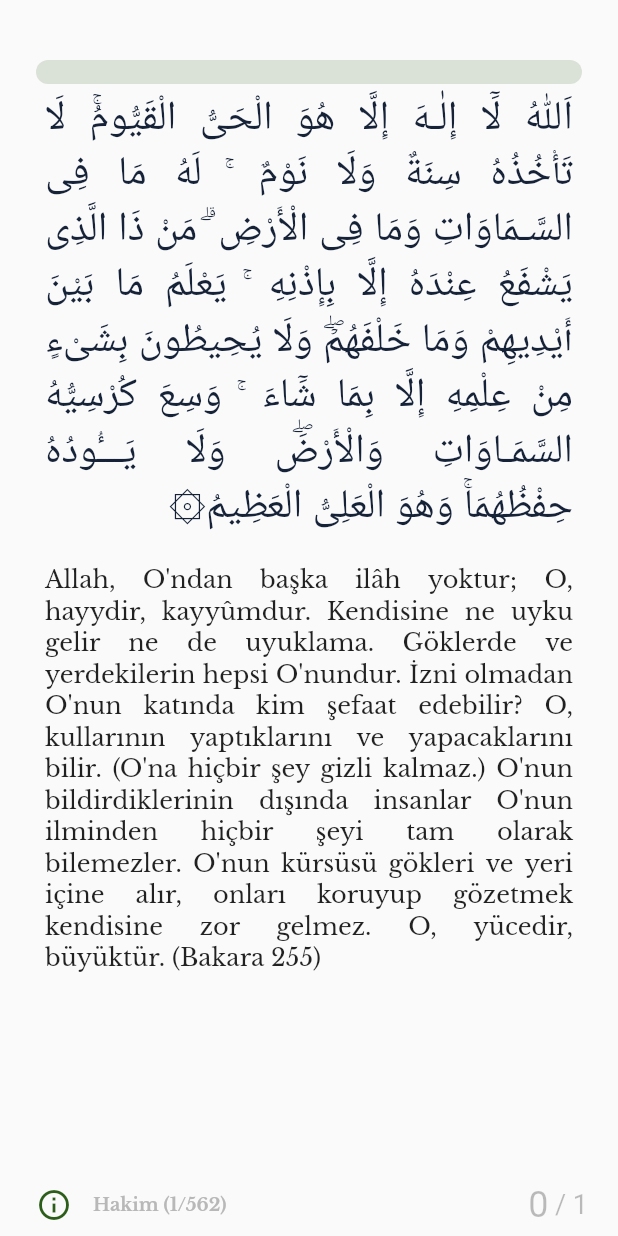
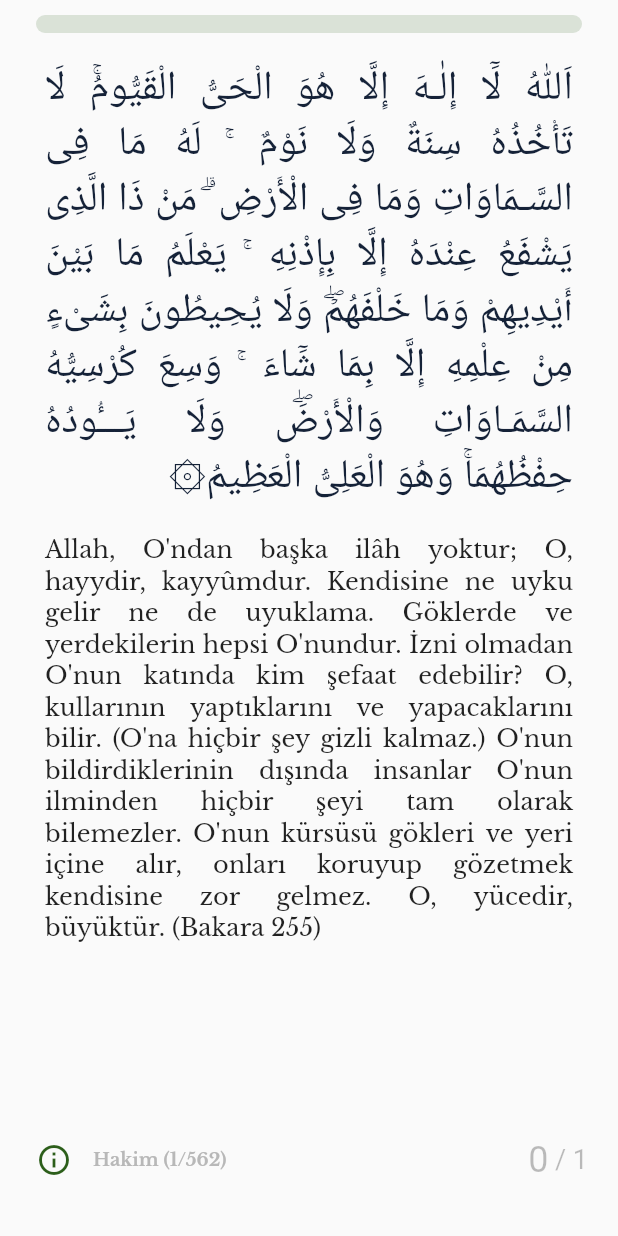
Before and after one commit to embeddeddreams/zakir, a Flutter app: the screen it shows after launch, after a tap on "Sabah Zikirleri", on a phone screen of 412 x 824 dp. Run offline on Flutter 3.47's test engine with Material 2 defaults, Android fonts, the phone set to English and light mode, and no system bars; drawn by our look-alikes of sliding_up_panel; our stand-ins replace audioplayers, flutter_local_notifications, google_fonts, shared_preferences; Roboto replaces fonts that are missing (Amiri).

Commit message:
ZlistItem added, SafeArea added

```diff
--- a/lib/src/pages/app_page.dart
+++ b/lib/src/pages/app_page.dart
@@ -107,7 +107,7 @@ class _AppPageState extends State<AppPage> {
         title: Text('Program'),
       ),
       BottomNavigationBarItem(
-        icon: Icon(Icons.settings),
+        icon: Icon(Icons.person),
         title: Text('Hesabım'),
       ),
     ];
--- a/lib/src/pages/list_page.dart
+++ b/lib/src/pages/list_page.dart
@@ -2,7 +2,9 @@ import 'package:flutter/material.dart';
 import 'package:shared_preferences/shared_preferences.dart';
 import 'package:zakir/constants.dart';
 import 'package:zakir/src/models/enums.dart';
+import 'package:zakir/src/models/enums.dart';
 import 'package:zakir/src/pages/zikir.dart';
+import 'package:zakir/src/widgets/z_list_item.dart';
 
 class Zikir {
   // final List<int> type;
@@ -79,22 +81,31 @@ class _ListPageState extends State<ListPage> with TickerProviderStateMixin {
                   children: <Widget>[
                     ListView(
                       children: <Widget>[
-                        _listItem(
+                        ZListItem(
                           "Uyanınca Yapılan Zikirler",
                           ZikirType.Awakening.index,
                           AppIcons.awakening,
+                          onTap: () {
+                            _goToZikir(ZikirType.Awakening.index);
+                          },
                         ),
-                        _listItem(
+                        ZListItem(
                           "Sabah Zikirleri",
                           ZikirType.Morning.index,
                           AppIcons.morning,
                           subtitle: "Sabah namazı ile öğle namazı arasında",
+                          onTap: () {
+                            _goToZikir(ZikirType.Morning.index);
+                          },
                         ),
-                        _listItem(
+                        ZListItem(
                           "Akşam Zikirleri",
                           ZikirType.Evening.index,
                           AppIcons.evening,
                           subtitle: "İkindi kerahet vakti girmesinden itibaren",
+                          onTap: () {
+                            _goToZikir(ZikirType.Evening.index);
+                          },
                         ),
                         // FlatButton(
                         //   child: Text(
@@ -151,15 +162,26 @@ class _ListPageState extends State<ListPage> with TickerProviderStateMixin {
                   children: <Widget>[
                     ListView(
                       children: <Widget>[
-                        _listItem(
+                        ZListItem(
                           "Üzüntü ve Keder Anında Yapılan Dualar",
                           ZikirType.Sadness.index,
                           AppIcons.sadness,
+                          onTap: () {
+                            _goToZikir(ZikirType.Sadness.index);
+                          },
                         ),
-                        _listItem(
+                        // _listItem(
+                        //   "Üzüntü ve Keder Anında Yapılan Dualar",
+                        //   ZikirType.Sadness.index,
+                        //   AppIcons.sadness,
+                        // ),
+                        ZListItem(
                           "Sıkıntı Anında Yapılan Dualar",
                           ZikirType.Trouble.index,
                           AppIcons.trouble,
+                          onTap: () {
+                            _goToZikir(ZikirType.Trouble.index);
+                          },
                         ),
                       ],
                     ),
@@ -210,6 +232,19 @@ class _ListPageState extends State<ListPage> with TickerProviderStateMixin {
     );
   }
 
+  _goToZikir(int typeIndex) {
+    _saveLastType(typeIndex);
+    Navigator.of(context)
+        .push(
+      MaterialPageRoute(
+        builder: (BuildContext context) => ZikirPage(type: typeIndex),
+      ),
+    )
+        .then((_) {
+      _getLastPosition();
+    });
+  }
+
   _saveLastType(int typeIndex) async {
     SharedPreferences instances = await SharedPreferences.getInstance();
     instances.setInt('lastZikirType', typeIndex);
--- a/lib/src/pages/zikir.dart
+++ b/lib/src/pages/zikir.dart
@@ -77,7 +77,8 @@ class _ZikirPageState extends State<ZikirPage> {
     ));
     return Scaffold(
       key: _scaffoldKey,
-      body: SlidingUpPanel(
+      body: SafeArea(
+        child: SlidingUpPanel(
           controller: _pc,
           maxHeight: 100,
           minHeight: 0,
@@ -105,7 +106,7 @@ class _ZikirPageState extends State<ZikirPage> {
                       child: Container(
                         height: MediaQuery.of(context).size.height,
                         width: MediaQuery.of(context).size.width,
-                      padding: EdgeInsets.fromLTRB(30, 60, 30, 45),
+                        padding: EdgeInsets.fromLTRB(30, 40, 30, 75),
                         // color: AppColors.greyLight,
                         child: ListView(
                           controller: _scrollController,
@@ -156,7 +157,7 @@ class _ZikirPageState extends State<ZikirPage> {
                       ),
                     ),
                     Positioned(
-                    bottom: 0,
+                      bottom: 30,
                       child: Container(
                         width: MediaQuery.of(context).size.width,
                         padding: EdgeInsets.fromLTRB(20, 0, 20, 5),
@@ -196,7 +197,8 @@ class _ZikirPageState extends State<ZikirPage> {
                                         context: context,
                                         child: SourceDialogBox(
                                           narration: data[_index].narration,
-                                        authenticity: data[_index].authenticity,
+                                          authenticity:
+                                              data[_index].authenticity,
                                           reference: data[_index].reference,
                                           height: _setHeight(data[_index]),
                                         ),
@@ -259,17 +261,17 @@ class _ZikirPageState extends State<ZikirPage> {
                       ),
                     ),
                     Positioned(
-                    top: 40,
+                      top: 10,
                       child: SliderTheme(
                         data: SliderThemeData(
-                          trackHeight: 16,
+                            trackHeight: 12,
                             activeTrackColor: AppColors.green,
                             inactiveTrackColor: AppColors.green.withAlpha(40),
                             thumbColor: Colors.transparent,
                             thumbShape:
                                 RoundSliderThumbShape(enabledThumbRadius: 0)),
                         child: Container(
-                        height: 16,
+                          height: 12,
                           width: MediaQuery.of(context).size.width,
                           child: Slider(
                             min: 0,
@@ -283,6 +285,7 @@ class _ZikirPageState extends State<ZikirPage> {
                   ],
                 )
               : Center(child: CircularProgressIndicator()),
+        ),
       ),
     );
   }
--- /dev/null
+++ b/lib/src/widgets/z_list_item.dart
@@ -0,0 +1,46 @@
+import 'package:flutter/material.dart';
+import 'package:zakir/constants.dart';
+
+class ZListItem extends StatefulWidget {
+  final String title;
+  final String subtitle;
+  final String iconPath;
+  final int typeIndex;
+  final VoidCallback onTap;
+
+  ZListItem(this.title, this.typeIndex, this.iconPath,
+      {this.subtitle, this.onTap});
+
+  @override
+  State<StatefulWidget> createState() {
+    return _ZListItemState();
+  }
+}
+
+class _ZListItemState extends State<ZListItem> {
+  @override
+  Widget build(BuildContext context) {
+    return ListTile(
+      leading: Image.asset(
+        widget.iconPath,
+        width: 32,
+        height: 32,
+      ),
+      title: Text(
+        widget.title,
+        style: TextStyle(fontWeight: FontWeight.w500),
+      ),
+      subtitle: widget.subtitle == null
+          ? null
+          : Text(
+              widget.subtitle,
+              style: TextStyle(fontSize: 12),
+            ),
+      trailing: Icon(
+        Icons.more_vert,
+        color: AppColors.blackLight,
+      ),
+      onTap: widget.onTap,
+    );
+  }
+}
```
Also changed, not shown: lib/src/pages/track_page.dart (+12 -10 lines). Lines whose indentation alone changed are shown as unchanged.
